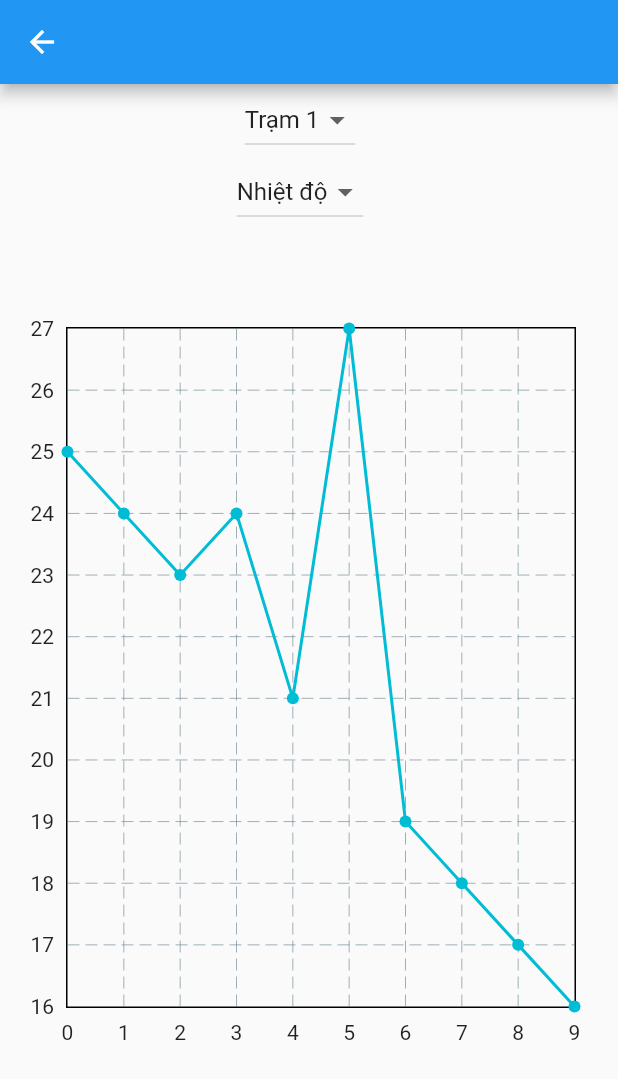
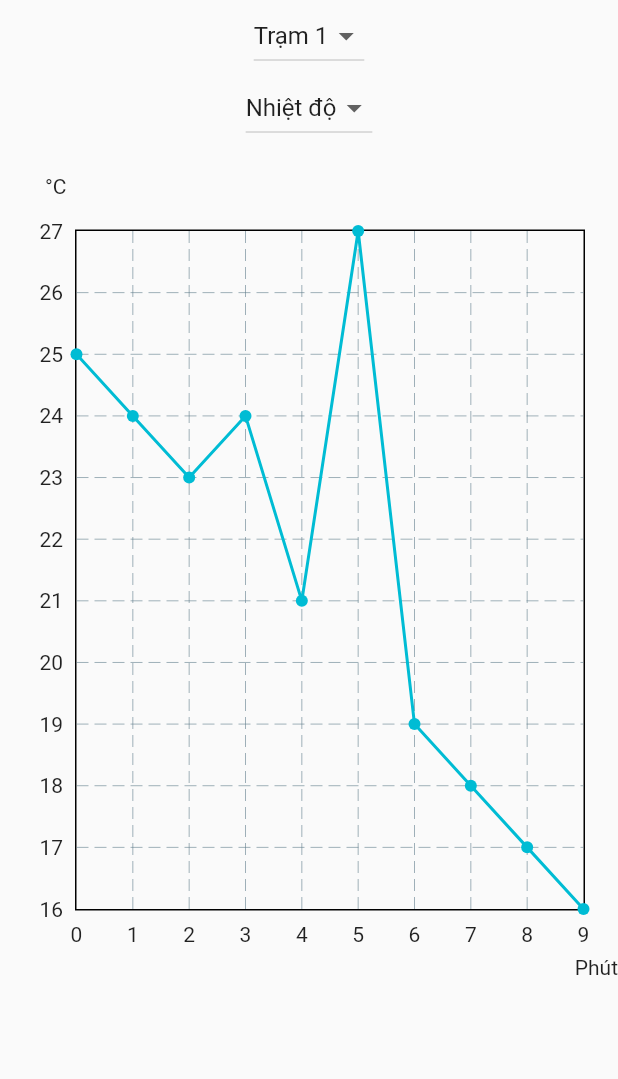
Before and after one commit to Return999999999/observe-the-environment, a Flutter app: the Charts screen opened by its route, on a phone screen of 412 x 824 dp. Shown: the top 1079 px of the screen. Run offline on Flutter 3.47's test engine with Material 2 defaults, Android fonts, the phone set to English and light mode, and no system bars; drawn by our look-alikes of fl_chart; our stand-ins replace google_maps_flutter; missing offline and left inert: mqtt_client.

```diff
--- a/lib/main.dart
+++ b/lib/main.dart
@@ -27,7 +27,10 @@ class MyApp extends StatelessWidget {
       initialRoute: '/',
       routes: {
         '/': (context) => const Login(),
-        '/homepage': (context) => const HomePage(),
+        '/homepage': (
+          context,
+        ) =>
+            const HomePage(),
         '/Notifications': (context) => const Notifications(),
         '/Settings': (context) => const Settings(),
         '/homepage/home': (context) => const Home(),
--- a/lib/page/mainpage/HomePage.dart
+++ b/lib/page/mainpage/HomePage.dart
@@ -22,6 +22,7 @@ class _HomePageState extends State<HomePage> {
 
   @override
   Widget build(BuildContext context) {
+    // final username = ModalRoute.of(context)?.settings.arguments as String;
     return Scaffold(
       appBar: AppBar(
         title: Row(
@@ -41,12 +42,12 @@ class _HomePageState extends State<HomePage> {
             Row(
               children: [
                 const Text(
-                  'Tên đăng nhập',
+                  "admin",
                   style: TextStyle(fontSize: 15),
                 ),
                 const SizedBox(width: 10),
                 const CircleAvatar(
-                  backgroundImage: AssetImage('assets/images/logo.png'),
+                  backgroundImage: AssetImage('assets/images/user.png'),
                 ),
                 PopupMenuButton<String>(
                   onSelected: (value) {
--- a/lib/page/mainpage/Notifications.dart
+++ b/lib/page/mainpage/Notifications.dart
@@ -36,7 +36,7 @@ class _NotificationsState extends State<Notifications> {
                 ),
                 const SizedBox(width: 10),
                 const CircleAvatar(
-                  backgroundImage: AssetImage('assets/images/logo.png'),
+                  backgroundImage: AssetImage('assets/images/user.png'),
                 ),
                 PopupMenuButton<String>(
                   onSelected: (value) {
--- a/lib/page/mainpage/Setting.dart
+++ b/lib/page/mainpage/Setting.dart
@@ -36,7 +36,7 @@ class _SettingsState extends State<Settings> {
                 ),
                 const SizedBox(width: 10),
                 const CircleAvatar(
-                  backgroundImage: AssetImage('assets/images/logo.png'),
+                  backgroundImage: AssetImage('assets/images/user.png'),
                 ),
                 PopupMenuButton<String>(
                   onSelected: (value) {
@@ -79,14 +79,14 @@ class _SettingsState extends State<Settings> {
                     Navigator.pushReplacementNamed(context, '/Notifications');
                   },
                   icon: const Icon(Icons.notifications),
-                  color: Colors.blue,
+                  color: Colors.white,
                 ),
                 IconButton(
                   onPressed: () {
                     Navigator.pushReplacementNamed(context, '/Settings');
                   },
                   icon: const Icon(Icons.settings),
-                  color: Colors.white,
+                  color: Colors.blue,
                 ),
               ],
             ),
--- a/lib/page/quantrac/Charts.dart
+++ b/lib/page/quantrac/Charts.dart
@@ -1,4 +1,4 @@
-// ignore_for_file: file_names
+// ignore_for_file: file_names, unused_import, unused_local_variable
 
 import 'package:flutter/material.dart';
 import 'package:fl_chart/fl_chart.dart';
@@ -14,13 +14,13 @@ class _ChartsState extends State<Charts> {
   Map<String, dynamic> stationData = {
     "station1": {
       "temperature": [25, 24, 23, 24, 21, 27, 19, 18, 17, 16],
-      "humidity": [60, 61, 62, 63, 64, 65, 66, 67, 68, 69],
+      "humidity": [67, 68, 65, 66, 65, 67, 66, 65, 66, 67],
       "pressure": [101, 102, 101, 103, 104, 102, 103, 100, 102, 101]
     },
     "station2": {
-      "temperature": [28, 27, 26, 25, 24, 23, 22, 21, 20, 19],
+      "temperature": [28, 26, 23, 25, 24, 26, 24, 23, 22, 24],
       "humidity": [55, 56, 57, 58, 59, 60, 61, 62, 63, 64],
-      "pressure": [101, 102, 101, 103, 104, 102, 103, 100, 102, 101]
+      "pressure": [102, 102, 101, 103, 102, 103, 103, 100, 102, 101]
     }
   };
 
@@ -39,7 +39,6 @@ class _ChartsState extends State<Charts> {
         stationData[selectedStation][selectedParameter].cast<int>();
 
     return Scaffold(
-      appBar: AppBar(),
       body: Column(
         children: [
           DropdownButton<String>(
@@ -89,7 +88,26 @@ class _ChartsState extends State<Charts> {
             },
           ),
           const SizedBox(
-            height: 50,
+            height: 20,
+          ),
+          Row(
+            children: [
+              const SizedBox(
+                width: 30,
+              ),
+              Text(
+                selectedParameter == 'temperature'
+                    ? '°C'
+                    : selectedParameter == 'humidity'
+                        ? '%'
+                        : selectedParameter == 'pressure'
+                            ? ' ‰'
+                            : selectedParameter,
+              ),
+            ],
+          ),
+          const SizedBox(
+            height: 5,
           ),
           SizedBox(
             width: 400,
@@ -110,6 +128,10 @@ class _ChartsState extends State<Charts> {
               ),
             ),
           ),
+          const Row(
+            mainAxisAlignment: MainAxisAlignment.end,
+            children: [Text("Phút")],
+          )
         ],
       ),
     );
--- a/pubspec.yaml
+++ b/pubspec.yaml
@@ -64,6 +64,7 @@ flutter:
   uses-material-design: true
   assets:
     - assets/images/logo.png
+    - assets/images/user.png
 
   # To add assets to your application, add an assets section, like this:
   # assets:
```
Also changed, not shown: lib/page/Login.dart (+17 -3 lines), lib/page/quantrac/Home.dart (+8 -7 lines), lib/page/quantrac/Location.dart (+4 -9 lines), assets/images/user.png (added).
